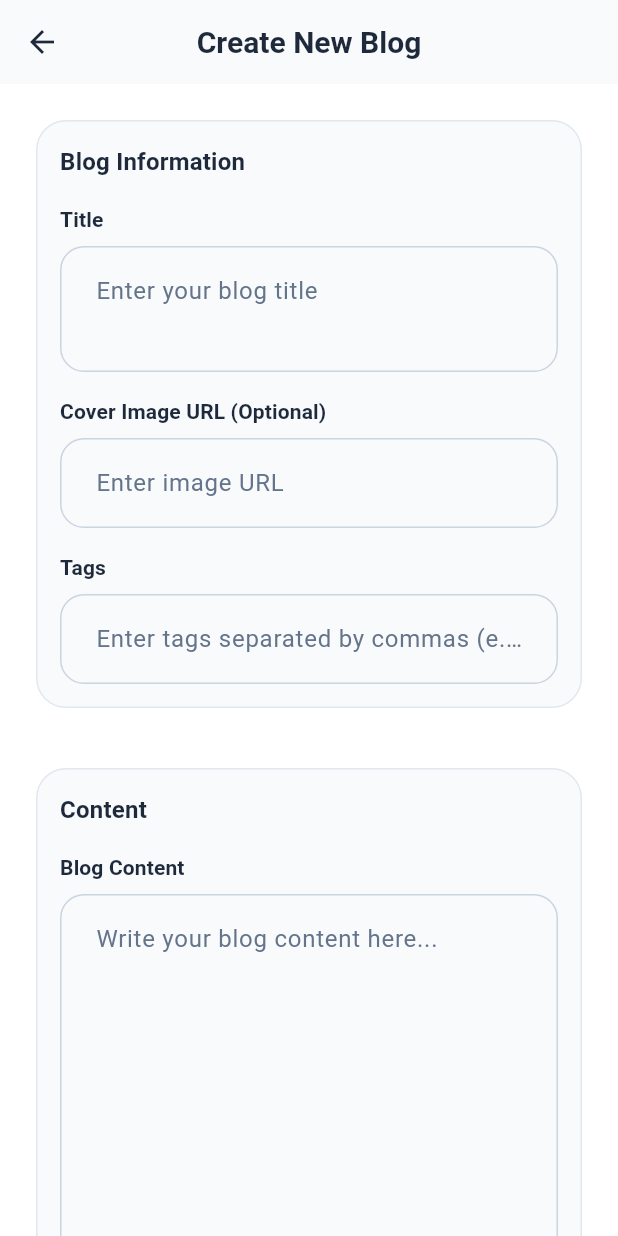
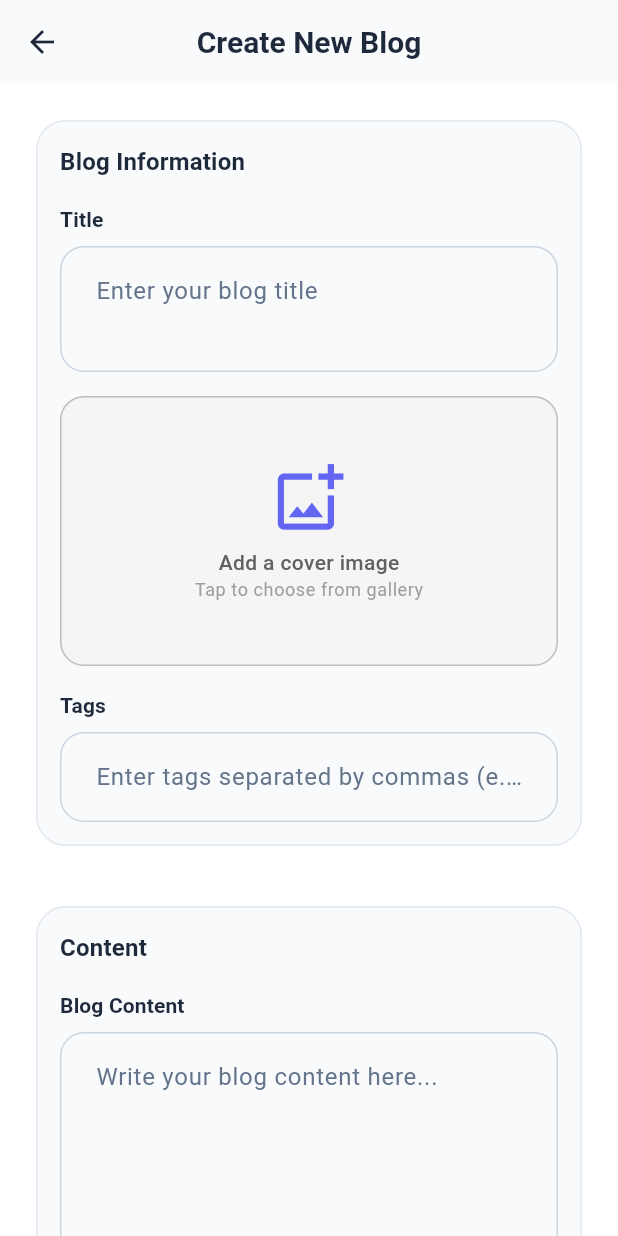
Before and after one commit to sudip22-p/blog_app_flutter, a Flutter app: the AddBlog screen opened directly, on a phone screen of 412 x 824 dp. Run offline on Flutter 3.47's test engine with Material 3 defaults, Android fonts, the phone set to English and light mode, and no system bars; our stand-ins replace cloud_firestore, equatable, firebase_auth, firebase_core, flutter_bloc, google_sign_in and 1 more; missing offline and left inert: cloudinary_public; accounts and stored records are empty; generated files the repository leaves out were written again; network calls fail.

Commit message:
feat: blog image uploads - cloudinary & firestore

```diff
--- /dev/null
+++ b/lib/core/services/cloudinary_services.dart
@@ -0,0 +1,17 @@
+import 'dart:io';
+import 'package:cloudinary_public/cloudinary_public.dart';
+
+class CloudinaryService {
+  final _cloudinary = CloudinaryPublic(
+    'dn8myhtjp',
+    'blog_uploads',
+    cache: false,
+  );
+
+  Future<String> uploadImage(File image) async {
+    final response = await _cloudinary.uploadFile(
+      CloudinaryFile.fromFile(image.path, folder: 'blogs/uploads'),
+    );
+    return response.secureUrl;
+  }
+}
--- a/lib/features/blogs/presentation/screens/add_blog.dart
+++ b/lib/features/blogs/presentation/screens/add_blog.dart
@@ -1,8 +1,13 @@
+import 'dart:io';
+
+import 'package:blog_app/core/services/cloudinary_services.dart';
 import 'package:blog_app/features/blogs/presentation/bloc/blog_bloc.dart';
 import 'package:blog_app/features/blogs/presentation/widgets/form_widgets.dart';
+import 'package:blog_app/features/blogs/presentation/widgets/image_picker_widget.dart';
 import 'package:firebase_auth/firebase_auth.dart';
 import 'package:flutter/material.dart';
 import 'package:flutter_bloc/flutter_bloc.dart';
+import 'package:cloudinary_public/cloudinary_public.dart';
 
 class AddBlog extends StatefulWidget {
   const AddBlog({super.key});
@@ -12,10 +17,15 @@ class AddBlog extends StatefulWidget {
 }
 
 class _AddBlogState extends State<AddBlog> {
+  final cloudinary = CloudinaryPublic(
+    'your-cloud-name',
+    'your-upload-preset',
+    cache: false,
+  );
+  File? _selectedImage;
   final _titleController = TextEditingController();
   final _contentController = TextEditingController();
   final _tagsController = TextEditingController();
-  final _coverImageController = TextEditingController();
   final _formKey = GlobalKey<FormState>();
 
   bool _isLoading = false;
@@ -32,16 +42,22 @@ class _AddBlogState extends State<AddBlog> {
 
         final currentUserId = currentUser.uid;
         final currentUserName = currentUser.displayName ?? 'Anonymous';
+        final cloudinaryService = CloudinaryService();
 
+        String imageUrl = '';
+        // Uploading to Cloudinary if image selected
+        if (_selectedImage != null) {
+          imageUrl = await cloudinaryService.uploadImage(_selectedImage!);
+        }
+        // Adding blog to Firestore via Bloc
+        if (mounted) {
           context.read<BlogBloc>().add(
             NewBlogAdded(
               _titleController.text.trim(),
               _contentController.text.trim(),
               currentUserId,
               currentUserName,
-            _coverImageController.text.trim().isEmpty
-                ? ''
-                : _coverImageController.text.trim(),
+              imageUrl,
               _tagsController.text
                   .split(',')
                   .map((e) => e.trim())
@@ -49,6 +65,7 @@ class _AddBlogState extends State<AddBlog> {
                   .toList(),
             ),
           );
+        }
 
         _clearForm();
         if (mounted) {
@@ -83,7 +100,7 @@ class _AddBlogState extends State<AddBlog> {
     _titleController.clear();
     _contentController.clear();
     _tagsController.clear();
-    _coverImageController.clear();
+    _selectedImage = null;
   }
 
   @override
@@ -91,7 +108,6 @@ class _AddBlogState extends State<AddBlog> {
     _titleController.dispose();
     _contentController.dispose();
     _tagsController.dispose();
-    _coverImageController.dispose();
     super.dispose();
   }
 
@@ -132,11 +148,12 @@ class _AddBlogState extends State<AddBlog> {
                       maxLines: 2,
                     ),
                     const SizedBox(height: 16),
-                    CustomTextFormField(
-                      controller: _coverImageController,
-                      labelText: 'Cover Image URL (Optional)',
-                      hintText: 'Enter image URL',
+                    ImagePickerWidget(
+                      onImageSelected: (file) {
+                        _selectedImage = file;
+                      },
                     ),
+
                     const SizedBox(height: 16),
                     CustomTextFormField(
                       controller: _tagsController,
@@ -211,7 +228,7 @@ class _AddBlogState extends State<AddBlog> {
                                     ),
                                   ),
                                   SizedBox(width: 8),
-                                  Text('Publishing...'),
+                                  Text('...'),
                                 ],
                               )
                             : const Text('Publish Blog'),
--- a/lib/features/blogs/presentation/screens/my_blogs_screen.dart
+++ b/lib/features/blogs/presentation/screens/my_blogs_screen.dart
@@ -1,5 +1,6 @@
 import 'package:blog_app/features/blogs/data/demo_blogs.dart';
 import 'package:blog_app/features/blogs/data/models/blog.dart';
+import 'package:blog_app/features/blogs/presentation/screens/add_blog.dart';
 import 'package:blog_app/features/blogs/presentation/screens/blog_preview_screen.dart';
 import 'package:blog_app/features/blogs/presentation/widgets/bottom_nav_bar.dart';
 import 'package:blog_app/features/blogs/presentation/widgets/empty_state.dart';
@@ -84,8 +85,9 @@ class _MyBlogsScreenState extends State<MyBlogsScreen> {
         actions: [
           IconButton(
             onPressed: () {
-              ScaffoldMessenger.of(context).showSnackBar(
-                const SnackBar(content: Text('Opening blog editor...')),
+              Navigator.push(
+                context,
+                MaterialPageRoute(builder: (context) => const AddBlog()),
               );
             },
             icon: const Icon(Icons.add),
--- /dev/null
+++ b/lib/features/blogs/presentation/widgets/image_picker_widget.dart
@@ -0,0 +1,97 @@
+import 'dart:io';
+import 'package:flutter/material.dart';
+import 'package:image_picker/image_picker.dart';
+
+class ImagePickerWidget extends StatefulWidget {
+  final void Function(File?)? onImageSelected;
+
+  const ImagePickerWidget({super.key, this.onImageSelected});
+
+  @override
+  State<ImagePickerWidget> createState() => _ImagePickerWidgetState();
+}
+
+class _ImagePickerWidgetState extends State<ImagePickerWidget> {
+  File? _imageFile;
+  final ImagePicker _picker = ImagePicker();
+
+  Future<void> _pickImage() async {
+    final XFile? picked = await _picker.pickImage(source: ImageSource.gallery);
+    if (picked != null) {
+      final file = File(picked.path);
+      setState(() => _imageFile = file);
+      widget.onImageSelected?.call(file);
+    }
+  }
+
+  @override
+  Widget build(BuildContext context) {
+    final theme = Theme.of(context);
+
+    return GestureDetector(
+      onTap: _pickImage,
+      child: Container(
+        width: double.infinity,
+        height: 180,
+        decoration: BoxDecoration(
+          color: Colors.grey[100],
+          borderRadius: BorderRadius.circular(16),
+          border: Border.all(color: Colors.grey.shade400),
+          image: _imageFile != null
+              ? DecorationImage(
+                  image: FileImage(_imageFile!),
+                  fit: BoxFit.cover,
+                )
+              : null,
+        ),
+        child: _imageFile == null
+            ? Column(
+                mainAxisAlignment: MainAxisAlignment.center,
+                children: [
+                  Icon(
+                    Icons.add_photo_alternate_outlined,
+                    size: 50,
+                    color: theme.colorScheme.primary,
+                  ),
+                  const SizedBox(height: 8),
+                  Text(
+                    "Add a cover image",
+                    style: theme.textTheme.bodyMedium?.copyWith(
+                      color: Colors.grey[700],
+                      fontWeight: FontWeight.w500,
+                    ),
+                  ),
+                  Text(
+                    "Tap to choose from gallery",
+                    style: theme.textTheme.bodySmall?.copyWith(
+                      color: Colors.grey[500],
+                    ),
+                  ),
+                ],
+              )
+            : Align(
+                alignment: Alignment.bottomRight,
+                child: Container(
+                  margin: const EdgeInsets.all(8),
+                  padding: const EdgeInsets.symmetric(
+                    horizontal: 10,
+                    vertical: 6,
+                  ),
+                  decoration: BoxDecoration(
+                    color: Colors.black.withAlpha(128),
+                    borderRadius: BorderRadius.circular(8),
+                  ),
+                  child: const Row(
+                    mainAxisSize: MainAxisSize.min,
+                    children: [
+                      Icon(Icons.edit, size: 14, color: Colors.white),
+                      SizedBox(width: 4),
+                      Text("Change", style: TextStyle(color: Colors.white)),
+                    ],
+                  ),
+                ),
+              ),
+      ),
+    );
+  }
+}
--- a/pubspec.yaml
+++ b/pubspec.yaml
@@ -29,6 +29,7 @@ environment:
 # versions available, run `flutter pub outdated`.
 dependencies:
   cloud_firestore: ^6.0.2
+  cloudinary_public: ^0.23.1
   cupertino_icons: ^1.0.8
   equatable: ^2.0.5
   firebase_auth: ^6.1.0
@@ -37,6 +38,7 @@ dependencies:
     sdk: flutter
   flutter_bloc: ^8.1.6
   google_sign_in: 6.3.0
+  image_picker: ^1.2.0
 
 dev_dependencies:
   flutter_lints: ^5.0.0
```
Also changed, not shown: lib/features/blogs/presentation/widgets/bottom_nav_bar.dart (+40 -36 lines), pubspec.lock, 5 other files. Lines whose indentation alone changed are shown as unchanged.
